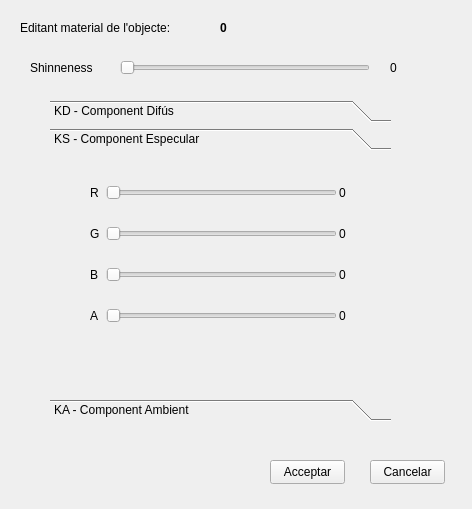
Old version of the form app/dialegmaterials.ui in the repository lipixx/vig1011.
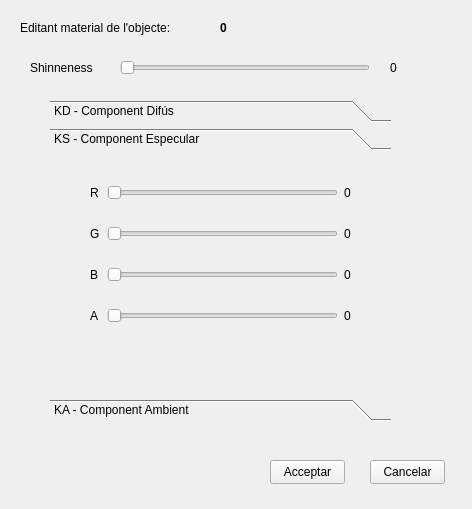
New version of the form. The open tabs and pages were chosen to show the change.

Commit message: +Ara s'utilitza KA, KS, KD i Shinenness dels materials per pintar els objectes.

```diff
--- a/app/dialegmaterials.ui
+++ b/app/dialegmaterials.ui
@@ -329,19 +329,19 @@
      <rect>
       <x>0</x>
       <y>0</y>
-      <width>341</width>
-      <height>234</height>
+      <width>96</width>
+      <height>26</height>
      </rect>
     </property>
     <attribute name="label">
      <string>KS - Component Especular</string>
     </attribute>
-    <widget class="QWidget" name="">
+    <widget class="QWidget" name="layoutWidget">
      <property name="geometry">
       <rect>
        <x>40</x>
        <y>10</y>
-       <width>289</width>
+       <width>294</width>
        <height>181</height>
       </rect>
      </property>
```
Left out of the diff: 53 changed lines with no effect on the pictures. The commit also changes 2 other files.
